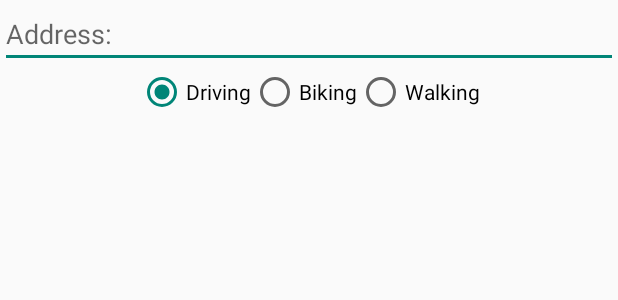
After one commit to EnzanIjuin/PracticeApp, an Android app: the layout dialog_map.xml on its own in the app's theme, with its tools: preview values and no code run, on a phone screen of 412 x 824 dp. The commit adds this screen. Shown: the top 300 px of the screen. Run offline under Robolectric (Android 15) with nearby library versions, the phone set to English and light mode, and no system bars.

Commit message:
Map Complete

```diff
--- a/app/src/main/AndroidManifest.xml
+++ b/app/src/main/AndroidManifest.xml
@@ -49,11 +49,6 @@
             android:exported="true" >
         </receiver>
 
-        <service
-            android:name=".MyService"
-            android:enabled="true"
-            android:exported="true" >
-        </service>
     </application>
 
 </manifest>
--- a/app/src/main/java/com/example/shelton/practiceapp/MainActivity.java
+++ b/app/src/main/java/com/example/shelton/practiceapp/MainActivity.java
@@ -80,7 +80,7 @@ public class MainActivity extends ActionBarActivity implements  ListViewFragment
         if(intent.resolveActivity(getPackageManager()) != null) {
             startActivity(intent);
         } else {
-            Log.v("RAWR MA", "No activity found for this Intent.");
+            Log.e("RAWR MA", "No activity found for this Intent.");
         }
     }
 }
--- /dev/null
+++ b/app/src/main/res/layout/dialog_map.xml
@@ -0,0 +1,43 @@
+<?xml version="1.0" encoding="utf-8"?>
+<LinearLayout xmlns:android="http://schemas.android.com/apk/res/android"
+    android:orientation="vertical" android:layout_width="match_parent"
+    android:layout_height="match_parent">
+
+    <EditText
+        android:layout_width="match_parent"
+        android:layout_height="wrap_content"
+        android:inputType="textPostalAddress"
+        android:ems="10"
+        android:id="@+id/in_address"
+        android:layout_gravity="center_horizontal"
+        android:hint="Address:" />
+
+    <RadioGroup
+        android:layout_width="wrap_content"
+        android:layout_height="wrap_content"
+        android:layout_gravity="center_horizontal"
+        android:id="@+id/rg_transMode"
+        android:orientation="horizontal">
+
+        <RadioButton
+            android:layout_width="wrap_content"
+            android:layout_height="wrap_content"
+            android:text="Driving"
+            android:checked="true"
+            android:id="@+id/rb_driving" />
+        <RadioButton
+            android:layout_width="wrap_content"
+            android:layout_height="wrap_content"
+            android:text="Biking"
+            android:checked="false"
+            android:id="@+id/rb_biking" />
+        <RadioButton
+            android:layout_width="wrap_content"
+            android:layout_height="wrap_content"
+            android:text="Walking"
+            android:checked="false"
+            android:id="@+id/rb_walking" />
+
+    </RadioGroup>
+
+</LinearLayout>
--- a/app/src/main/res/layout/fragment_my_map.xml
+++ b/app/src/main/res/layout/fragment_my_map.xml
@@ -8,7 +8,7 @@
         android:layout_width="fill_parent"
         android:layout_height="wrap_content"
         android:name="com.google.android.gms.maps.MapFragment"
-        android:id="@+id/fragment"
+        android:id="@+id/frag_map"
         android:layout_gravity="center_horizontal|left|right|top"
         android:layout_weight="20"/>
 
```
Also changed, not shown: app/src/main/java/com/example/shelton/practiceapp/MyMapFragment.java (+131 -1 lines), app/src/main/java/com/example/shelton/practiceapp/MyService.java (deleted, +0 -18 lines), app/src/main/res/layout/dialog_set_reminder.xml (+2 -15 lines).
